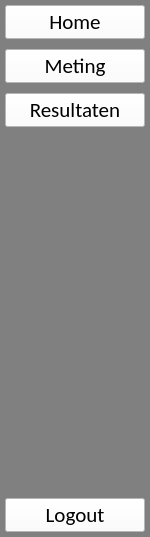
First picture: the form in layout/menu.ui, repository Baeshee/IPMEDTH-Frontend, before the edit.
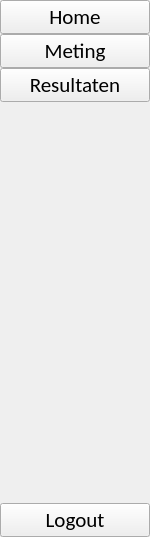
Second picture: the form after the edit. Icons and pictures are not drawn.

Commit message: Changes to some style elements + enabled DPI scaling

```diff
--- a/layout/menu.ui
+++ b/layout/menu.ui
@@ -12,7 +12,7 @@
   </property>
   <property name="maximumSize">
    <size>
-    <width>150</width>
+    <width>200</width>
     <height>16777215</height>
    </size>
   </property>
@@ -20,13 +20,7 @@
    <string>Form</string>
   </property>
   <property name="styleSheet">
-   <string notr="true">QWidget {
-	background-color: grey;
-}
-
-QPushButton{
-	background-color: white;
-}</string>
+   <string notr="true"/>
   </property>
   <layout class="QVBoxLayout" name="verticalLayout_2">
    <property name="spacing">
@@ -52,21 +46,24 @@
        <height>0</height>
       </size>
      </property>
+     <property name="styleSheet">
+      <string notr="true"/>
+     </property>
      <layout class="QVBoxLayout" name="verticalLayout">
       <property name="spacing">
-       <number>10</number>
+       <number>0</number>
       </property>
       <property name="leftMargin">
-       <number>5</number>
+       <number>0</number>
       </property>
       <property name="topMargin">
-       <number>5</number>
+       <number>0</number>
       </property>
       <property name="rightMargin">
-       <number>5</number>
+       <number>0</number>
       </property>
       <property name="bottomMargin">
-       <number>5</number>
+       <number>0</number>
       </property>
       <item>
        <widget class="QPushButton" name="homeBtn">
```
Left out of the diff: 2 changed lines with no effect on the pictures. The commit also changes 6 other files.
